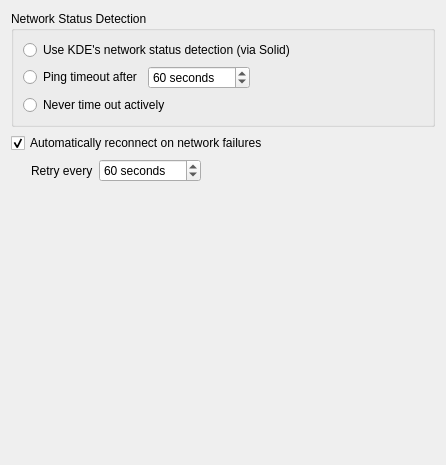
Above: src/qtui/settingspages/coreconnectionsettingspage.ui from netrunner-debian-kde-extras/quassel before the change. Below: the same form after it.
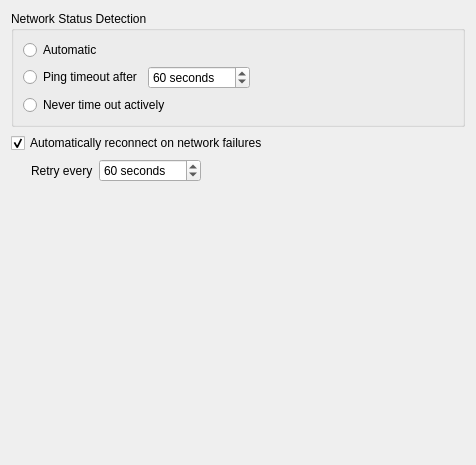
That is the form after the change.

Patch:
```diff
--- a/src/qtui/settingspages/coreconnectionsettingspage.ui
+++ b/src/qtui/settingspages/coreconnectionsettingspage.ui
@@ -6,7 +6,7 @@
    <rect>
     <x>0</x>
     <y>0</y>
-    <width>446</width>
+    <width>476</width>
     <height>465</height>
    </rect>
   </property>
@@ -26,7 +26,7 @@
          <string>Rely on KDE's hardware layer to detect if we're online. Recommended for most KDE users</string>
         </property>
         <property name="text">
-         <string>Use KDE's network status detection (via Solid)</string>
+         <string>Automatic</string>
         </property>
         <property name="checked">
          <bool>false</bool>
```
Left out of the diff: 14 changed lines with no effect on the pictures.
